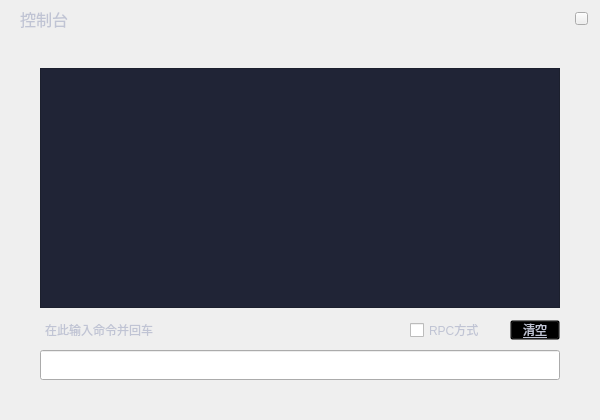
Qt form consoledialog.ui (HcashOrg/hx-indicator) before a commit.
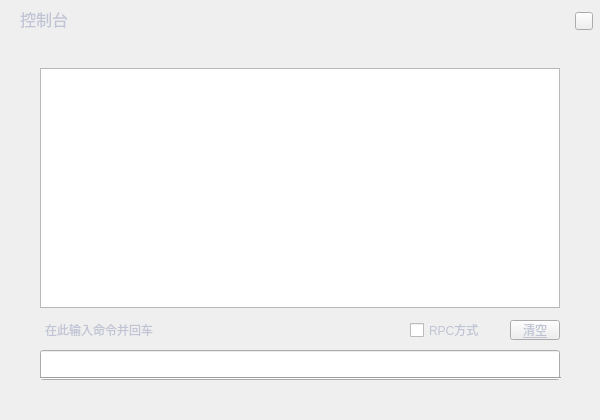
The same form after that commit.

```diff
--- a/consoledialog.ui
+++ b/consoledialog.ui
@@ -65,8 +65,7 @@
       <enum>Qt::DefaultContextMenu</enum>
      </property>
      <property name="styleSheet">
-      <string notr="true">QTextBrowser{background-color: rgb(32,36,54);color: rgb(192, 196, 212);border:1px solid rgb(28, 32, 46);padding: 0px 0px 0px 6px;}
-QTextBrowser:focus{border:1px solid rgb(93,107,144);}</string>
+      <string notr="true"/>
      </property>
     </widget>
     <widget class="QToolButton" name="clearBtn">
@@ -92,8 +91,7 @@
       <cursorShape>PointingHandCursor</cursorShape>
      </property>
      <property name="styleSheet">
-      <string notr="true">QToolButton{font: 9pt &quot;微软雅黑&quot;;text-decoration: underline;background:transparent;color: rgb(192, 196, 212);}
-QToolButton:hover{color:white;}</string>
+      <string notr="true"/>
      </property>
      <property name="text">
       <string>清空</string>
@@ -152,8 +150,8 @@
       <rect>
        <x>575</x>
        <y>12</y>
-       <width>13</width>
-       <height>13</height>
+       <width>18</width>
+       <height>18</height>
       </rect>
      </property>
      <property name="cursor">
@@ -203,15 +201,19 @@
       <string>RPC方式</string>
      </property>
     </widget>
-    <zorder>consoleBrowser</zorder>
-    <zorder>clearBtn</zorder>
-    <zorder>consoleLineEdit</zorder>
-    <zorder>label</zorder>
-    <zorder>closeBtn</zorder>
-    <zorder>label_2</zorder>
-    <zorder>checkBox</zorder>
-    <zorder>widget</zorder>
-    <zorder>widget</zorder>
+    <widget class="Line" name="line">
+     <property name="geometry">
+      <rect>
+       <x>40</x>
+       <y>370</y>
+       <width>521</width>
+       <height>16</height>
+      </rect>
+     </property>
+     <property name="orientation">
+      <enum>Qt::Horizontal</enum>
+     </property>
+    </widget>
    </widget>
   </widget>
  </widget>
```
Left out of the diff: 2 changed lines with no effect on the pictures.
